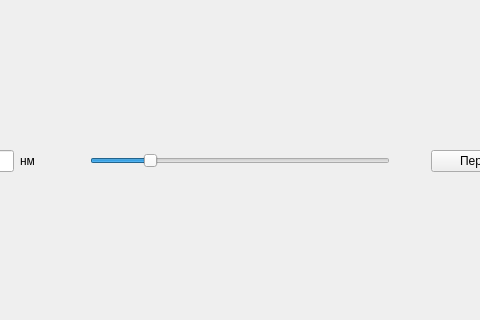
This is Recognite/diagramwindow.ui in relaxesemind/Recognite as Qt 5 draws it before an edit; both pictures show x 178 to 658 and y 143 to 463 of the 900 by 600 pixel window. The edited form follows.
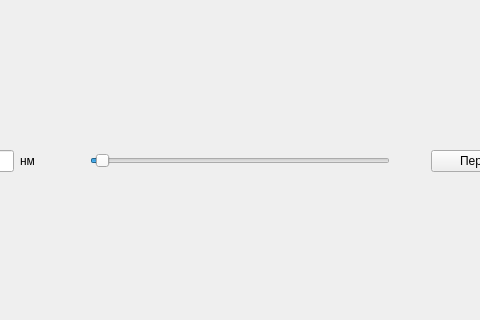
This is the edited form.

The edit to the form file:
```diff
--- a/Recognite/diagramwindow.ui
+++ b/Recognite/diagramwindow.ui
@@ -123,7 +123,7 @@
              <number>4</number>
             </property>
             <property name="maximum">
-             <number>250</number>
+             <number>2500</number>
             </property>
             <property name="value">
              <number>50</number>
```
Left out of the diff: 3 changed lines with no effect on the pictures.
